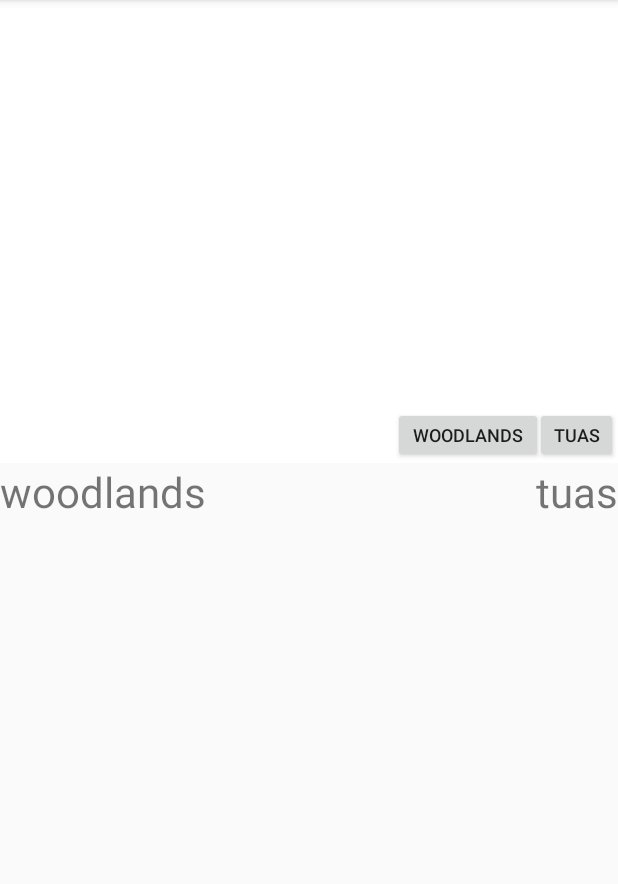
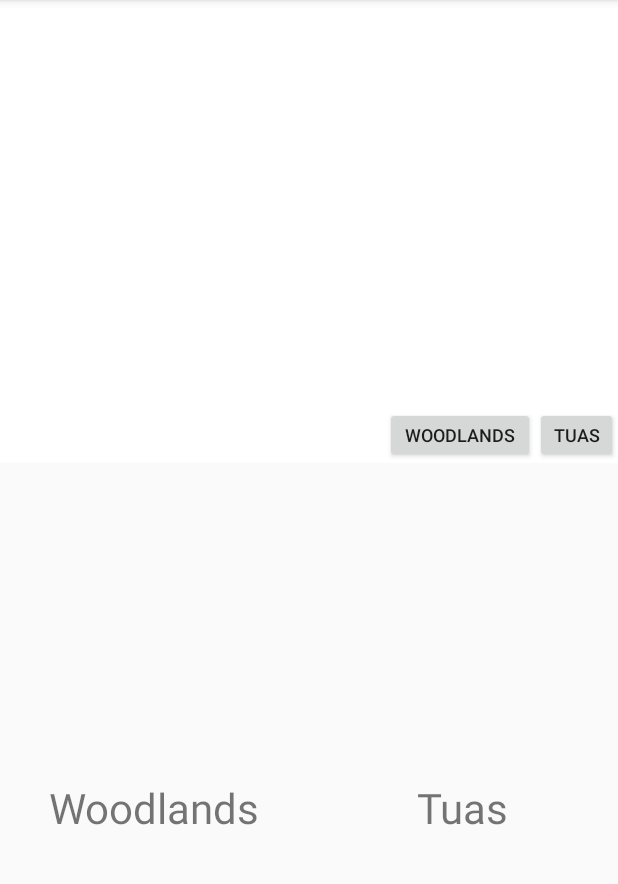
Before and after one commit to menggdbb/Cross-the-Causeway, an Android app: the screen it shows after launch (MainActivity), on a phone screen of 412 x 824 dp, the part 84-968 px from its top. Run offline under Robolectric (Android 15) with nearby library versions, the phone set to English and light mode, and no system bars; our stand-ins replace Picasso; pictures from the network do not load; 19 statements that could not run were skipped.

Commit message:
4th commit

```diff
--- a/app/src/main/java/com/tehosiewdai/gojbboh/activities/MainActivity.java
+++ b/app/src/main/java/com/tehosiewdai/gojbboh/activities/MainActivity.java
@@ -10,18 +10,21 @@ import android.view.View;
 import android.widget.Button;
 import android.widget.ImageView;
 import android.widget.ProgressBar;
+import android.widget.TextView;
 
 import com.squareup.picasso.Picasso;
 import com.tehosiewdai.gojbboh.R;
 import com.tehosiewdai.gojbboh.utilities.TrafficImageAsyncTask;
+import com.tehosiewdai.gojbboh.utilities.WeatherAsyncTask;
 
-public class MainActivity extends AppCompatActivity implements TrafficImageAsyncTask.TrafficImageTaskCallback{
+public class MainActivity extends AppCompatActivity implements
+        TrafficImageAsyncTask.TrafficImageTaskCallback, WeatherAsyncTask.WeatherTaskCallback {
 
     private ImageView woodlandsHomeImage;
     private ImageView tuasHomeImage;
-    private Button woodlandsButton;
-    private Button tuasButton;
     private ProgressBar loadingIndicator;
+    private TextView woodlandsWeatherDescription;
+    private TextView tuasWeatherDescription;
 
     @Override
     protected void onCreate(Bundle savedInstanceState) {
@@ -30,11 +33,17 @@ public class MainActivity extends AppCompatActivity implements TrafficImageAsync
 
         woodlandsHomeImage = (ImageView) findViewById(R.id.woodlands_home_image);
         tuasHomeImage = (ImageView) findViewById(R.id.tuas_home_image);
-        woodlandsButton = (Button) findViewById(R.id.woodlands_button);
-        tuasButton = (Button) findViewById(R.id.tuas_button);
-        loadingIndicator = (ProgressBar) findViewById(R.id.loading_indicator);
+
+        Button woodlandsButton = (Button) findViewById(R.id.woodlands_button);
+        Button tuasButton = (Button) findViewById(R.id.tuas_button);
+
+        loadingIndicator = (ProgressBar) findViewById(R.id.loading_indicator_traffic);
+
+        woodlandsWeatherDescription = (TextView) findViewById(R.id.woodlands_description);
+        tuasWeatherDescription = (TextView) findViewById(R.id.tuas_description);
 
         new TrafficImageAsyncTask(this).execute();
+        new WeatherAsyncTask(this).execute();
 
         tuasButton.setOnClickListener(new View.OnClickListener() {
             @Override
@@ -73,18 +82,12 @@ public class MainActivity extends AppCompatActivity implements TrafficImageAsync
     }
 
     @Override
-    protected void onResume() {
-        super.onResume();
-    }
-
-
-    @Override
-    public void onPreExecute() {
+    public void onPreExecuteTrafficTask() {
         loadingIndicator.setVisibility(View.VISIBLE);
     }
 
     @Override
-    public void onPostExecute(String[] result) {
+    public void onPostExecuteTrafficTask(String[] result) {
         loadingIndicator.setVisibility(View.INVISIBLE);
         Picasso
                 .with(this)
@@ -96,6 +99,17 @@ public class MainActivity extends AppCompatActivity implements TrafficImageAsync
                 .load(result[3])
                 .placeholder(R.drawable.fff)
                 .into(tuasHomeImage);
+    }
+
+    @Override
+    public void onPreExecuteWeatherTask() {
+
+    }
+
+    @Override
+    public void onPostExecuteWeatherTask(String[] result) {
+        woodlandsWeatherDescription.setText(result[0]);
+        tuasWeatherDescription.setText(result[1]);
     }
 
     @Override
--- a/app/src/main/java/com/tehosiewdai/gojbboh/activities/TuasTrafficImageActivity.java
+++ b/app/src/main/java/com/tehosiewdai/gojbboh/activities/TuasTrafficImageActivity.java
@@ -31,10 +31,10 @@ public class TuasTrafficImageActivity extends AppCompatActivity implements Traff
     }
 
     @Override
-    public void onPreExecute() {}
+    public void onPreExecuteTrafficTask() {}
 
     @Override
-    public void onPostExecute(String[] result) {
+    public void onPostExecuteTrafficTask(String[] result) {
         Picasso.with(this).load(result[0]).into(imageView1);
         Picasso.with(this).load(result[1]).into(imageView2);
         Picasso.with(this).load(result[2]).into(imageView3);
--- a/app/src/main/java/com/tehosiewdai/gojbboh/activities/WoodlandsTrafficImageActivity.java
+++ b/app/src/main/java/com/tehosiewdai/gojbboh/activities/WoodlandsTrafficImageActivity.java
@@ -31,10 +31,10 @@ public class WoodlandsTrafficImageActivity extends AppCompatActivity implements
     }
 
     @Override
-    public void onPreExecute() {}
+    public void onPreExecuteTrafficTask() {}
 
     @Override
-    public void onPostExecute(String[] result) {
+    public void onPostExecuteTrafficTask(String[] result) {
         Picasso.with(this).load(result[5]).into(imageView6);
         Picasso.with(this).load(result[6]).into(imageView7);
         Picasso.with(this).load(result[7]).into(imageView8);
--- a/app/src/main/java/com/tehosiewdai/gojbboh/utilities/TrafficImageAsyncTask.java
+++ b/app/src/main/java/com/tehosiewdai/gojbboh/utilities/TrafficImageAsyncTask.java
@@ -1,7 +1,6 @@
 package com.tehosiewdai.gojbboh.utilities;
 
 import android.os.AsyncTask;
-import android.util.Log;
 
 import org.json.JSONArray;
 import org.json.JSONException;
@@ -15,7 +14,7 @@ public class TrafficImageAsyncTask extends AsyncTask<Void, Void, String[]> {
 
     private String trafficUrlString = "https://api.data.gov.sg/v1/transport/traffic-images";
 
-    private TrafficImageTaskCallback callback = null;
+    private TrafficImageTaskCallback callback;
 
     public TrafficImageAsyncTask(TrafficImageTaskCallback callback){
         this.callback = callback;
@@ -25,7 +24,7 @@ public class TrafficImageAsyncTask extends AsyncTask<Void, Void, String[]> {
     protected void onPreExecute() {
         super.onPreExecute();
         if (callback != null){
-            callback.onPreExecute();
+            callback.onPreExecuteTrafficTask();
         }
     }
 
@@ -57,7 +56,7 @@ public class TrafficImageAsyncTask extends AsyncTask<Void, Void, String[]> {
     @Override
     protected void onPostExecute(String[] result) {
         if (callback != null){
-            callback.onPostExecute(result);
+            callback.onPostExecuteTrafficTask(result);
         }
     }
 
@@ -117,7 +116,7 @@ public class TrafficImageAsyncTask extends AsyncTask<Void, Void, String[]> {
     }
 
     public interface TrafficImageTaskCallback {
-        void onPreExecute();
-        void onPostExecute(String[] result);
+        void onPreExecuteTrafficTask();
+        void onPostExecuteTrafficTask(String[] result);
     }
 }
--- /dev/null
+++ b/app/src/main/java/com/tehosiewdai/gojbboh/utilities/WeatherAsyncTask.java
@@ -0,0 +1,98 @@
+package com.tehosiewdai.gojbboh.utilities;
+
+import android.os.AsyncTask;
+
+import org.json.JSONArray;
+import org.json.JSONException;
+import org.json.JSONObject;
+
+import java.io.IOException;
+import java.net.MalformedURLException;
+import java.net.URL;
+
+public class WeatherAsyncTask extends AsyncTask<Void, Void, String[]> {
+
+    private String weatherUrlString = "https://api.data.gov.sg/v1/environment/2-hour-weather-forecast";
+
+    private WeatherTaskCallback callback;
+
+    public WeatherAsyncTask(WeatherTaskCallback callback){
+        this.callback = callback;
+    }
+
+    @Override
+    protected void onPreExecute() {
+        super.onPreExecute();
+        if (callback != null){
+            callback.onPreExecuteWeatherTask();
+        }
+    }
+
+    @Override
+    protected String[] doInBackground(Void... voids) {
+        URL url = null;
+        String results = null;
+        String[] descriptionArray = new String[2];
+
+        try {
+            url = new URL(weatherUrlString);
+        } catch (MalformedURLException e) {
+            e.printStackTrace();
+        }
+
+        try {
+            results = NetworkUtils.getResponseFromHttpUrl(url);
+        } catch (IOException e) {
+            e.printStackTrace();
+        }
+
+        JSONObject weatherObject = null;
+
+        try {
+            weatherObject = new JSONObject(results);
+        } catch (JSONException e) {
+            e.printStackTrace();
+        }
+
+        JSONArray forecasts = null;
+
+        try {
+            forecasts = weatherObject.getJSONArray("items").getJSONObject(0).getJSONArray("forecasts");
+        } catch (JSONException e) {
+            e.printStackTrace();
+        }
+
+        for (int i = 0; i < forecasts.length(); i++) {
+            JSONObject forecast = null;
+            try {
+                forecast = forecasts.getJSONObject(i);
+            } catch (JSONException e) {
+                e.printStackTrace();
+            }
+
+            try {
+                if (forecast.get("area").equals("Woodlands")) {
+                    descriptionArray[0] = (String) forecast.get("forecast");
+                } else if (forecast.get("area").equals("Tuas")) {
+                    descriptionArray[1] = (String) forecast.get("forecast");
+                }
+            } catch (JSONException e) {
+                e.printStackTrace();
+            }
+        }
+
+        return descriptionArray;
+    }
+
+    @Override
+    protected void onPostExecute(String[] result) {
+        if (callback != null){
+            callback.onPostExecuteWeatherTask(result);
+        }
+    }
+
+    public interface WeatherTaskCallback {
+        void onPreExecuteWeatherTask();
+        void onPostExecuteWeatherTask(String[] result);
+    }
+}
--- a/app/src/main/res/layout/activity_main.xml
+++ b/app/src/main/res/layout/activity_main.xml
@@ -28,22 +28,12 @@
             android:visibility="invisible"/>
 
         <ProgressBar
-            android:id="@+id/loading_indicator"
+            android:id="@+id/loading_indicator_traffic"
             android:layout_width="48dp"
             android:layout_height="48dp"
             android:layout_centerInParent="true"
             android:visibility="invisible"/>
 
-        <Button
-            android:id="@+id/woodlands_button"
-            android:layout_width="100dp"
-            android:layout_height="37dp"
-            android:text="Woodlands"
-            android:textSize="12sp"
-            android:layout_alignParentEnd="true"
-            android:layout_alignBottom="@+id/woodlands_home_image"
-            android:layout_marginEnd="50dp"
-            />
 
         <Button
             android:id="@+id/tuas_button"
@@ -54,24 +44,74 @@
             android:layout_alignParentEnd="true"
             android:layout_alignBottom="@+id/woodlands_home_image" />
 
+        <Button
+            android:id="@+id/woodlands_button"
+            android:layout_width="100dp"
+            android:layout_height="37dp"
+            android:layout_alignBottom="@+id/woodlands_home_image"
+            android:layout_toStartOf="@+id/tuas_button"
+            android:text="Woodlands"
+            android:textSize="12sp" />
+
     </RelativeLayout>
 
-    <TextView
-        android:id="@+id/text1"
+    <RelativeLayout
+        android:id="@+id/woodlands_weather_layout"
+        android:layout_width="match_parent"
+        android:layout_height="match_parent"
+        android:layout_below="@+id/traffic_image_layout"
+        android:layout_toStartOf="@+id/center">
+
+        <TextView
+            android:id="@+id/text1"
+            android:layout_width="wrap_content"
+            android:layout_height="wrap_content"
+            android:layout_centerInParent="true"
+            android:text="Woodlands"
+            android:textSize="28sp"/>
+
+        <TextView
+            android:id="@+id/woodlands_description"
+            android:layout_width="wrap_content"
+            android:layout_height="wrap_content"
+            android:layout_below="@id/text1"
+            android:textSize="28sp"/>
+
+    </RelativeLayout>
+
+    <RelativeLayout
+        android:id="@+id/center"
         android:layout_width="wrap_content"
         android:layout_height="match_parent"
-        android:text="woodlands"
-        android:textSize="28sp"
-        android:layout_below="@+id/traffic_image_layout"/>
+        android:layout_below="@id/traffic_image_layout"
+        android:layout_centerInParent="true"
+        >
+    </RelativeLayout>
 
-    <TextView
-        android:id="@+id/text2"
-        android:layout_width="wrap_content"
+    <RelativeLayout
+        android:id="@+id/tuas_weather_layout"
+        android:layout_width="match_parent"
         android:layout_height="match_parent"
-        android:text="tuas"
-        android:textSize="28sp"
-        android:layout_below="@+id/traffic_image_layout"
-        android:layout_alignParentEnd="true"/>
+        android:layout_toEndOf="@+id/center"
+        android:layout_below="@+id/traffic_image_layout">
+
+        <TextView
+            android:id="@+id/text2"
+            android:layout_width="wrap_content"
+            android:layout_height="wrap_content"
+            android:layout_centerInParent="true"
+            android:text="Tuas"
+            android:textSize="28sp"/>
+
+        <TextView
+            android:id="@+id/tuas_description"
+            android:layout_width="wrap_content"
+            android:layout_height="wrap_content"
+            android:layout_below="@id/text2"
+            android:textSize="28sp"/>
+
+    </RelativeLayout>
+
 
 
 
```
